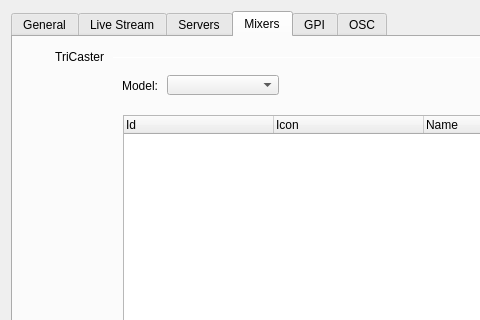
The window that src/Widgets/SettingsDialog.ui (CasparCG/client) describes before a commit, drawn with Qt 5; both pictures show x 0 to 480 and y 0 to 320 of the 700 by 740 pixel window.
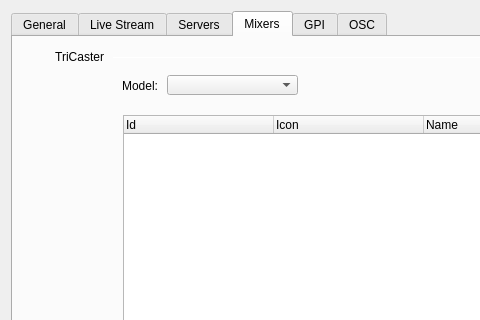
The same window after the commit. The open tabs and pages were chosen to show the change.

The edit to the form file:
```diff
--- a/src/Widgets/SettingsDialog.ui
+++ b/src/Widgets/SettingsDialog.ui
@@ -1238,7 +1238,7 @@
       <rect>
        <x>154</x>
        <y>38</y>
-       <width>112</width>
+       <width>131</width>
        <height>20</height>
       </rect>
      </property>
```
